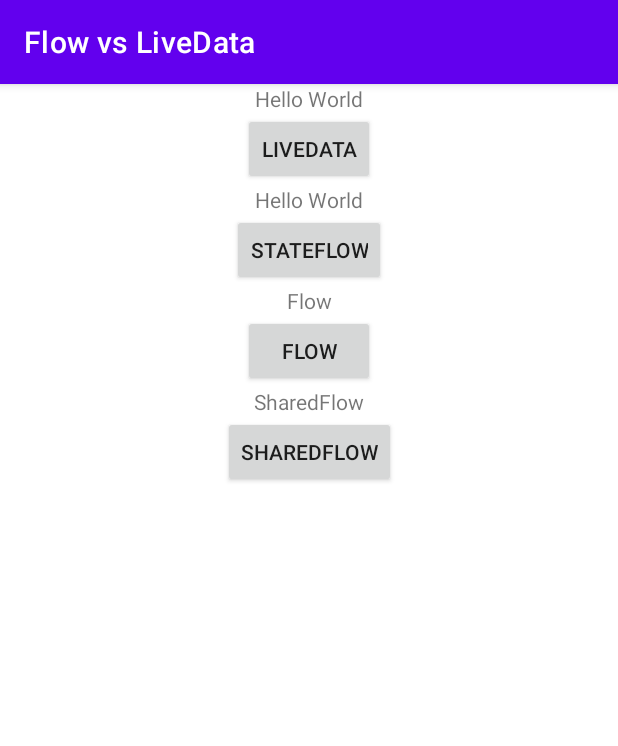
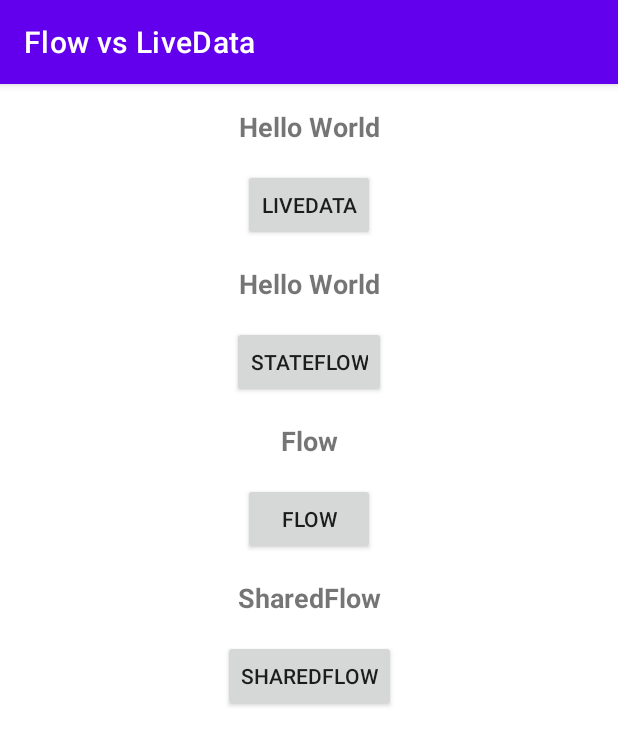
Before and after one commit to simsekselim/FlowvsLiveData, an Android app: the screen it shows after launch (MainActivity), on a phone screen of 412 x 824 dp. Shown: the top 746 px of the screen. Run offline under Robolectric (Android 15) with nearby library versions, the phone set to English and light mode, and no system bars; our stand-ins replace data binding.

Commit message:
Updated Project

```diff
--- a/app/src/main/res/layout/activity_main.xml
+++ b/app/src/main/res/layout/activity_main.xml
@@ -11,16 +11,25 @@
 
     </data>
 
+    <ScrollView
+        android:layout_width="match_parent"
+        android:layout_height="match_parent">
+
+
         <androidx.constraintlayout.widget.ConstraintLayout
             android:layout_width="match_parent"
             android:layout_height="match_parent"
             tools:context=".MainActivity">
 
+
             <androidx.appcompat.widget.AppCompatTextView
                 android:id="@+id/tv_livedata"
                 android:layout_width="wrap_content"
                 android:layout_height="wrap_content"
+                android:layout_margin="@dimen/margin_normal"
                 android:text="@{viewModel.liveData}"
+                android:textSize="@dimen/font_size"
+                android:textStyle="bold"
                 app:layout_constraintEnd_toEndOf="parent"
                 app:layout_constraintStart_toStartOf="parent"
                 app:layout_constraintTop_toTopOf="parent" />
@@ -29,16 +38,20 @@
                 android:id="@+id/livedata"
                 android:layout_width="wrap_content"
                 android:layout_height="wrap_content"
+                android:layout_margin="@dimen/margin_normal"
                 android:text="@string/livedata"
-            app:layout_constraintTop_toBottomOf="@id/tv_livedata"
                 app:layout_constraintEnd_toEndOf="parent"
-            app:layout_constraintStart_toStartOf="parent" />
+                app:layout_constraintStart_toStartOf="parent"
+                app:layout_constraintTop_toBottomOf="@id/tv_livedata" />
 
             <androidx.appcompat.widget.AppCompatTextView
                 android:id="@+id/tv_stateflow"
                 android:layout_width="wrap_content"
                 android:layout_height="wrap_content"
+                android:layout_margin="@dimen/margin_normal"
                 android:text="@{viewModel.stateFlow}"
+                android:textSize="@dimen/font_size"
+                android:textStyle="bold"
                 app:layout_constraintEnd_toEndOf="parent"
                 app:layout_constraintStart_toStartOf="parent"
                 app:layout_constraintTop_toBottomOf="@id/livedata" />
@@ -47,16 +60,20 @@
                 android:id="@+id/stateflow"
                 android:layout_width="wrap_content"
                 android:layout_height="wrap_content"
+                android:layout_margin="@dimen/margin_normal"
                 android:text="@string/stateflow"
-            app:layout_constraintTop_toBottomOf="@id/tv_stateflow"
                 app:layout_constraintEnd_toEndOf="parent"
-            app:layout_constraintStart_toStartOf="parent" />
+                app:layout_constraintStart_toStartOf="parent"
+                app:layout_constraintTop_toBottomOf="@id/tv_stateflow" />
 
             <androidx.appcompat.widget.AppCompatTextView
                 android:id="@+id/tv_flow"
                 android:layout_width="wrap_content"
                 android:layout_height="wrap_content"
+                android:layout_margin="@dimen/margin_normal"
                 android:text="@string/flow"
+                android:textSize="@dimen/font_size"
+                android:textStyle="bold"
                 app:layout_constraintEnd_toEndOf="parent"
                 app:layout_constraintStart_toStartOf="parent"
                 app:layout_constraintTop_toBottomOf="@id/stateflow" />
@@ -65,16 +82,20 @@
                 android:id="@+id/flow"
                 android:layout_width="wrap_content"
                 android:layout_height="wrap_content"
+                android:layout_margin="@dimen/margin_normal"
                 android:text="@string/flow"
-            app:layout_constraintTop_toBottomOf="@id/tv_flow"
                 app:layout_constraintEnd_toEndOf="parent"
-            app:layout_constraintStart_toStartOf="parent" />
+                app:layout_constraintStart_toStartOf="parent"
+                app:layout_constraintTop_toBottomOf="@id/tv_flow" />
 
             <androidx.appcompat.widget.AppCompatTextView
                 android:id="@+id/tv_sharedflow"
                 android:layout_width="wrap_content"
                 android:layout_height="wrap_content"
+                android:layout_margin="@dimen/margin_normal"
                 android:text="@string/sharedflow"
+                android:textSize="@dimen/font_size"
+                android:textStyle="bold"
                 app:layout_constraintEnd_toEndOf="parent"
                 app:layout_constraintStart_toStartOf="parent"
                 app:layout_constraintTop_toBottomOf="@id/flow" />
@@ -83,11 +104,13 @@
                 android:id="@+id/sharedflow"
                 android:layout_width="wrap_content"
                 android:layout_height="wrap_content"
+                android:layout_margin="@dimen/margin_normal"
                 android:text="@string/sharedflow"
-            app:layout_constraintTop_toBottomOf="@id/tv_sharedflow"
                 app:layout_constraintEnd_toEndOf="parent"
-            app:layout_constraintStart_toStartOf="parent" />
+                app:layout_constraintStart_toStartOf="parent"
+                app:layout_constraintTop_toBottomOf="@id/tv_sharedflow" />
 
 
         </androidx.constraintlayout.widget.ConstraintLayout>
+    </ScrollView>
 </layout>
--- /dev/null
+++ b/app/src/main/res/values/dimens.xml
@@ -0,0 +1,5 @@
+<?xml version="1.0" encoding="utf-8"?>
+<resources>
+    <dimen name="margin_normal">16dp</dimen>
+    <dimen name="font_size">18sp</dimen>
+</resources>
```
Lines whose indentation alone changed are shown as unchanged.
